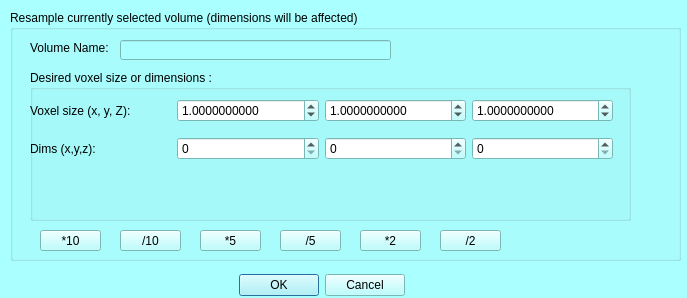
Old version of the form MorphoDig/Qt/mqResampleDialog.ui in the repository morphomuseum/MorphoDig.
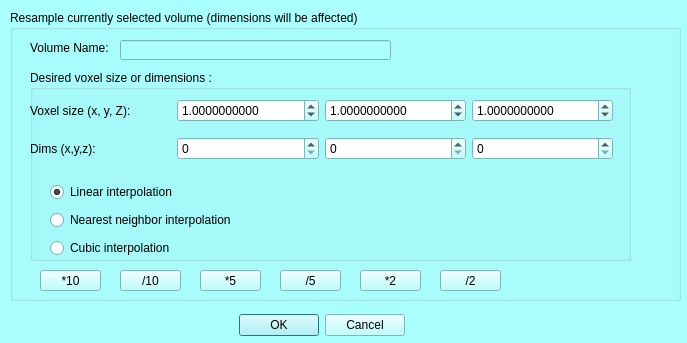
New version of the form.

Commit message: Few signals sent when volumes have been modified. Resample modes

The edit to the form file:
```diff
--- a/MorphoDig/Qt/mqResampleDialog.ui
+++ b/MorphoDig/Qt/mqResampleDialog.ui
@@ -7,7 +7,7 @@
     <x>0</x>
     <y>0</y>
     <width>687</width>
-    <height>298</height>
+    <height>343</height>
    </rect>
   </property>
   <property name="palette">
@@ -459,7 +459,7 @@
    <property name="geometry">
     <rect>
      <x>210</x>
-     <y>270</y>
+     <y>310</y>
      <width>195</width>
      <height>30</height>
     </rect>
@@ -483,7 +483,7 @@
      <x>10</x>
      <y>10</y>
      <width>671</width>
-     <height>251</height>
+     <height>291</height>
     </rect>
    </property>
    <property name="title">
@@ -493,7 +493,7 @@
     <property name="geometry">
      <rect>
       <x>30</x>
-      <y>220</y>
+      <y>260</y>
       <width>61</width>
       <height>21</height>
      </rect>
@@ -506,7 +506,7 @@
     <property name="geometry">
      <rect>
       <x>110</x>
-      <y>220</y>
+      <y>260</y>
       <width>61</width>
       <height>21</height>
      </rect>
@@ -519,7 +519,7 @@
     <property name="geometry">
      <rect>
       <x>190</x>
-      <y>220</y>
+      <y>260</y>
       <width>61</width>
       <height>21</height>
      </rect>
@@ -532,7 +532,7 @@
     <property name="geometry">
      <rect>
       <x>270</x>
-      <y>220</y>
+      <y>260</y>
       <width>61</width>
       <height>21</height>
      </rect>
@@ -545,7 +545,7 @@
     <property name="geometry">
      <rect>
       <x>350</x>
-      <y>220</y>
+      <y>260</y>
       <width>61</width>
       <height>21</height>
      </rect>
@@ -558,7 +558,7 @@
     <property name="geometry">
      <rect>
       <x>430</x>
-      <y>220</y>
+      <y>260</y>
       <width>61</width>
       <height>21</height>
      </rect>
@@ -573,7 +573,7 @@
       <x>20</x>
       <y>60</y>
       <width>601</width>
-      <height>151</height>
+      <height>191</height>
      </rect>
     </property>
     <property name="title">
@@ -700,6 +700,42 @@
       </item>
      </layout>
     </widget>
+    <widget class="QWidget" name="verticalLayoutWidget_2">
+     <property name="geometry">
+      <rect>
+       <x>20</x>
+       <y>110</y>
+       <width>225</width>
+       <height>80</height>
+      </rect>
+     </property>
+     <layout class="QVBoxLayout" name="verticalLayout_2">
+      <item>
+       <widget class="QRadioButton" name="linear">
+        <property name="text">
+         <string>Linear interpolation</string>
+        </property>
+        <property name="checked">
+         <bool>true</bool>
+        </property>
+       </widget>
+      </item>
+      <item>
+       <widget class="QRadioButton" name="neighbor">
+        <property name="text">
+         <string>Nearest neighbor interpolation</string>
+        </property>
+       </widget>
+      </item>
+      <item>
+       <widget class="QRadioButton" name="cubic">
+        <property name="text">
+         <string>Cubic interpolation</string>
+        </property>
+       </widget>
+      </item>
+     </layout>
+    </widget>
    </widget>
   </widget>
   <widget class="QLabel" name="label">
```
The commit also changes 7 other files.
